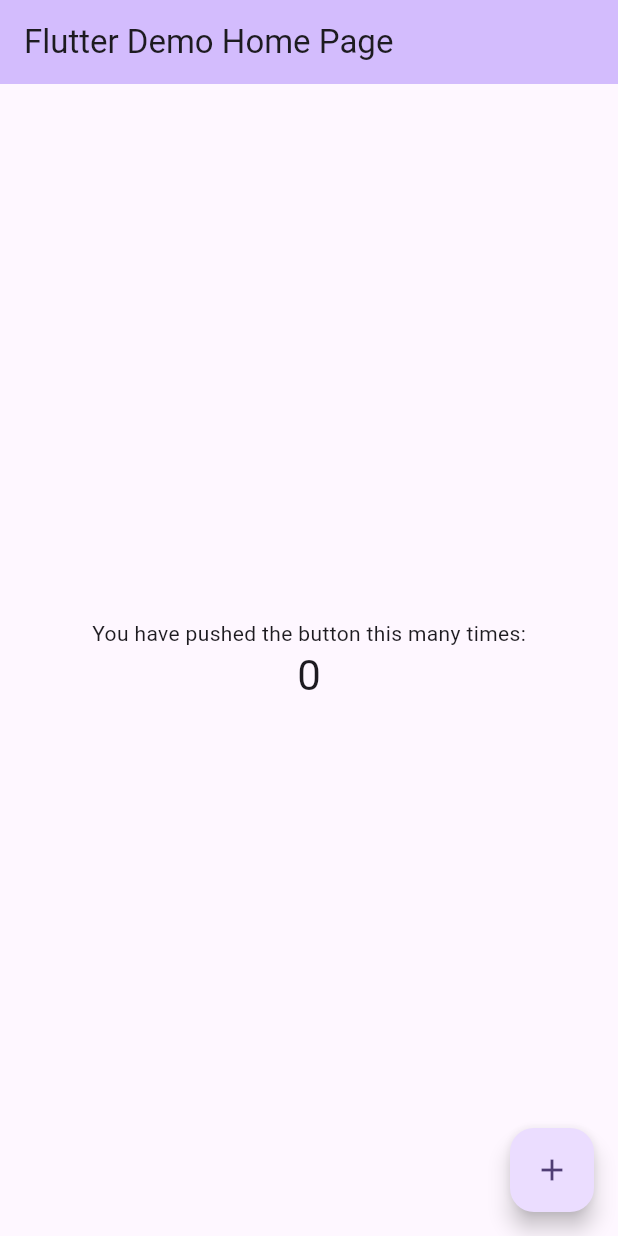
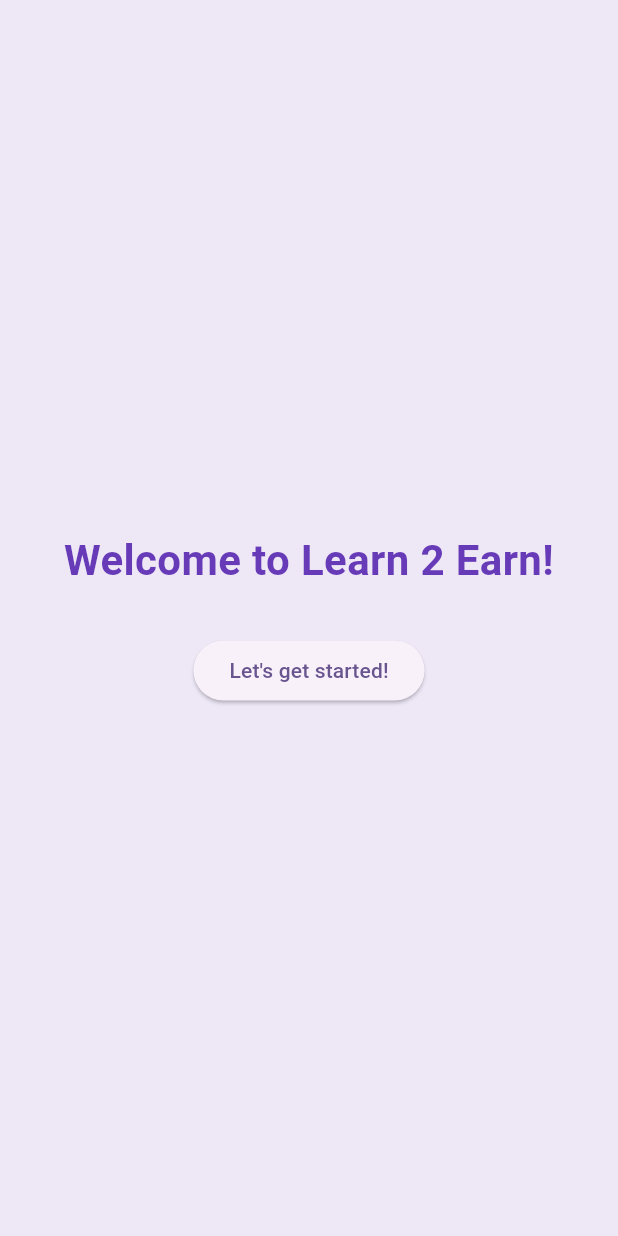
Before and after one commit to joeythecreator/learn2earn, a Flutter app: the screen it shows after launch, on a phone screen of 412 x 824 dp. Run offline on Flutter 3.47's test engine with Material 3 defaults, Android fonts, the phone set to English and light mode, and no system bars; our stand-ins replace firebase_core; accounts and stored records are empty.

Commit message:
FIrebase setup & welcome screen
back end fire base configuration and welcome screen basic code.

```diff
--- a/lib/main.dart
+++ b/lib/main.dart
@@ -1,122 +1,29 @@
 import 'package:flutter/material.dart';
+import 'package:firebase_core/firebase_core.dart';
+import 'firebase_options.dart';
+import 'screens/welcome_screen.dart';
 
-void main() {
+void main() async {
+  WidgetsFlutterBinding.ensureInitialized();
+  await Firebase.initializeApp(
+    options: DefaultFirebaseOptions.currentPlatform,
+  );
+
   runApp(const MyApp());
 }
 
 class MyApp extends StatelessWidget {
   const MyApp({super.key});
 
-  // This widget is the root of your application.
   @override
   Widget build(BuildContext context) {
     return MaterialApp(
-      title: 'Flutter Demo',
+      title: 'Learn2Earn',
       theme: ThemeData(
-        // This is the theme of your application.
-        //
-        // TRY THIS: Try running your application with "flutter run". You'll see
-        // the application has a purple toolbar. Then, without quitting the app,
-        // try changing the seedColor in the colorScheme below to Colors.green
-        // and then invoke "hot reload" (save your changes or press the "hot
-        // reload" button in a Flutter-supported IDE, or press "r" if you used
-        // the command line to start the app).
-        //
-        // Notice that the counter didn't reset back to zero; the application
-        // state is not lost during the reload. To reset the state, use hot
-        // restart instead.
-        //
-        // This works for code too, not just values: Most code changes can be
-        // tested with just a hot reload.
         colorScheme: ColorScheme.fromSeed(seedColor: Colors.deepPurple),
+        useMaterial3: true,
       ),
-      home: const MyHomePage(title: 'Flutter Demo Home Page'),
+      home: const WelcomeScreen(),
     );
   }
 }
-
-class MyHomePage extends StatefulWidget {
-  const MyHomePage({super.key, required this.title});
-
-  // This widget is the home page of your application. It is stateful, meaning
-  // that it has a State object (defined below) that contains fields that affect
-  // how it looks.
-
-  // This class is the configuration for the state. It holds the values (in this
-  // case the title) provided by the parent (in this case the App widget) and
-  // used by the build method of the State. Fields in a Widget subclass are
-  // always marked "final".
-
-  final String title;
-
-  @override
-  State<MyHomePage> createState() => _MyHomePageState();
-}
-
-class _MyHomePageState extends State<MyHomePage> {
-  int _counter = 0;
-
-  void _incrementCounter() {
-    setState(() {
-      // This call to setState tells the Flutter framework that something has
-      // changed in this State, which causes it to rerun the build method below
-      // so that the display can reflect the updated values. If we changed
-      // _counter without calling setState(), then the build method would not be
-      // called again, and so nothing would appear to happen.
-      _counter++;
-    });
-  }
-
-  @override
-  Widget build(BuildContext context) {
-    // This method is rerun every time setState is called, for instance as done
-    // by the _incrementCounter method above.
-    //
-    // The Flutter framework has been optimized to make rerunning build methods
-    // fast, so that you can just rebuild anything that needs updating rather
-    // than having to individually change instances of widgets.
-    return Scaffold(
-      appBar: AppBar(
-        // TRY THIS: Try changing the color here to a specific color (to
-        // Colors.amber, perhaps?) and trigger a hot reload to see the AppBar
-        // change color while the other colors stay the same.
-        backgroundColor: Theme.of(context).colorScheme.inversePrimary,
-        // Here we take the value from the MyHomePage object that was created by
-        // the App.build method, and use it to set our appbar title.
-        title: Text(widget.title),
-      ),
-      body: Center(
-        // Center is a layout widget. It takes a single child and positions it
-        // in the middle of the parent.
-        child: Column(
-          // Column is also a layout widget. It takes a list of children and
-          // arranges them vertically. By default, it sizes itself to fit its
-          // children horizontally, and tries to be as tall as its parent.
-          //
-          // Column has various properties to control how it sizes itself and
-          // how it positions its children. Here we use mainAxisAlignment to
-          // center the children vertically; the main axis here is the vertical
-          // axis because Columns are vertical (the cross axis would be
-          // horizontal).
-          //
-          // TRY THIS: Invoke "debug painting" (choose the "Toggle Debug Paint"
-          // action in the IDE, or press "p" in the console), to see the
-          // wireframe for each widget.
-          mainAxisAlignment: MainAxisAlignment.center,
-          children: <Widget>[
-            const Text('You have pushed the button this many times:'),
-            Text(
-              '$_counter',
-              style: Theme.of(context).textTheme.headlineMedium,
-            ),
-          ],
-        ),
-      ),
-      floatingActionButton: FloatingActionButton(
-        onPressed: _incrementCounter,
-        tooltip: 'Increment',
-        child: const Icon(Icons.add),
-      ), // This trailing comma makes auto-formatting nicer for build methods.
-    );
-  }
-}
--- /dev/null
+++ b/lib/screens/welcome_screen.dart
@@ -0,0 +1,38 @@
+import 'package:flutter/material.dart';
+
+class WelcomeScreen extends StatelessWidget {
+  const WelcomeScreen({super.key});
+
+  @override
+  Widget build(BuildContext context) {
+    return Scaffold(
+      backgroundColor: Colors.deepPurple[50],
+      body: Center(
+        child: Padding(
+          padding: const EdgeInsets.all(24.0),
+          child: Column(
+            mainAxisAlignment: MainAxisAlignment.center,
+            children: [
+              const Text(
+                'Welcome to Learn 2 Earn!',
+                style: TextStyle(
+                  fontSize: 28,
+                  fontWeight: FontWeight.bold,
+                  color: Colors.deepPurple,
+                ),
+                textAlign: TextAlign.center,
+              ),
+              const SizedBox(height: 30),
+              ElevatedButton(
+                onPressed: () {
+                  // Add navigation or logic here
+                },
+                child: const Text('Let\'s get started!'),
+              ),
+            ],
+          ),
+        ),
+      ),
+    );
+  }
+}
```
Also changed, not shown: pubspec.yaml (+4 -72 lines), firebase.json (added), lib/firebase_options.dart (added), pubspec.lock, 78 other files.
